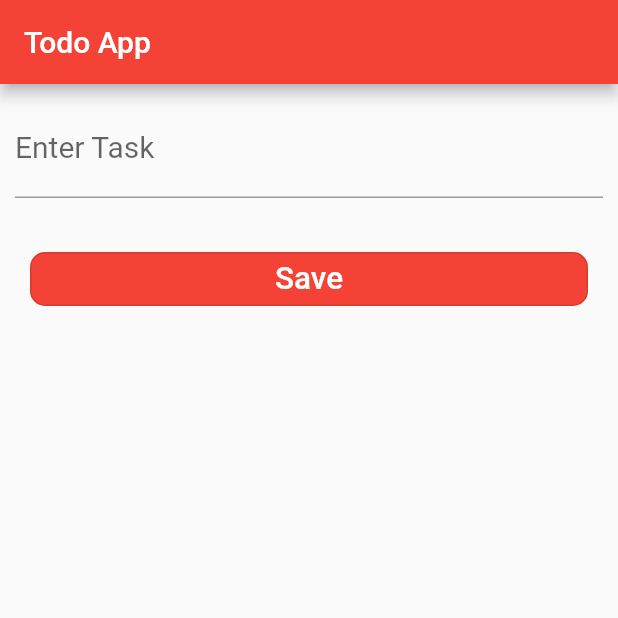
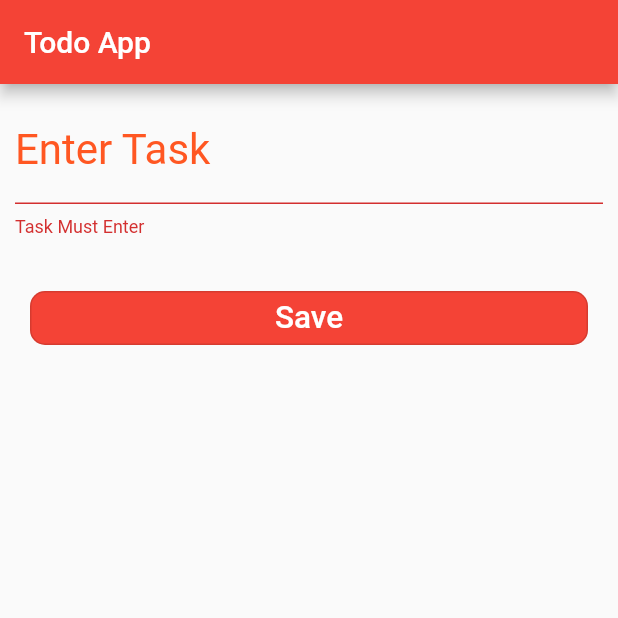
Before and after one commit to HeinnWaiHtet/floor-todo-app, a Flutter app: the screen it shows after launch, after a tap on "Save", on a phone screen of 412 x 824 dp, the top half of it. Run offline on Flutter 3.47's test engine with Material 2 defaults, Android fonts, the phone set to English and light mode, and no system bars; our stand-ins replace floor; accounts and stored records are empty.

Commit message:
adding floor dependencies, todo table and todoDAO service class

```diff
--- /dev/null
+++ b/lib/db/todo.dart
@@ -0,0 +1,9 @@
+import 'package:floor/floor.dart';
+
+@entity
+class Todo{
+  @primaryKey
+  int id;
+  String task;
+  Todo(this.id,this.task);
+}
--- /dev/null
+++ b/lib/db/todo_dao.dart
@@ -0,0 +1,11 @@
+import 'package:floor/floor.dart';
+import 'package:todoapp/db/todo.dart';
+
+abstract class TodoDao{
+
+  @insert
+  Future<void> insertTask(Todo todo);
+
+  @Query("SELECT * FROM Todo")
+  Stream<List<Todo>> findAllTodo();
+}
--- a/lib/main.dart
+++ b/lib/main.dart
@@ -36,6 +36,7 @@ class MyHome extends StatefulWidget {
 
 class _MyHomeState extends State<MyHome> {
   final key = GlobalKey<FormState>();
+  TextEditingController controller = TextEditingController();
   @override
   Widget build(BuildContext context) {
     return Column(
@@ -45,13 +46,23 @@ class _MyHomeState extends State<MyHome> {
           child: Container(
             padding: EdgeInsets.all(10),
             child: TextFormField(
+              controller: controller,
+              validator: (value){
+                if(value == null || value.isEmpty){
+                  return "Task Must Enter";
+                }
+                return null;
+              },
               decoration: InputDecoration(
                 hintText: "Enter your Task",
                 labelText: "Enter Task",
+                labelStyle: TextStyle(
+                  color: Colors.deepOrange,
+                  fontSize: 28)
                 ),
               style: TextStyle(
-                fontSize: 20,
-                color: Colors.indigo
+                fontSize: 18,
+                color: Colors.black
               ),
               ),
             ),
@@ -78,7 +89,9 @@ class _MyHomeState extends State<MyHome> {
                   ),
                 ),
               onPressed: (){
-
+                if(key.currentState!.validate()){
+                  String task = controller.text;
+                }
               },
             ),
           ),
--- a/pubspec.yaml
+++ b/pubspec.yaml
@@ -29,6 +29,9 @@ environment:
 dependencies:
   flutter:
     sdk: flutter
+  floor: ^1.2.0
+  floor_generator: ^1.2.0
+  build_runner: ^2.1.7
 
 
   # The following adds the Cupertino Icons font to your application.
```
Also changed, not shown: pubspec.lock.
